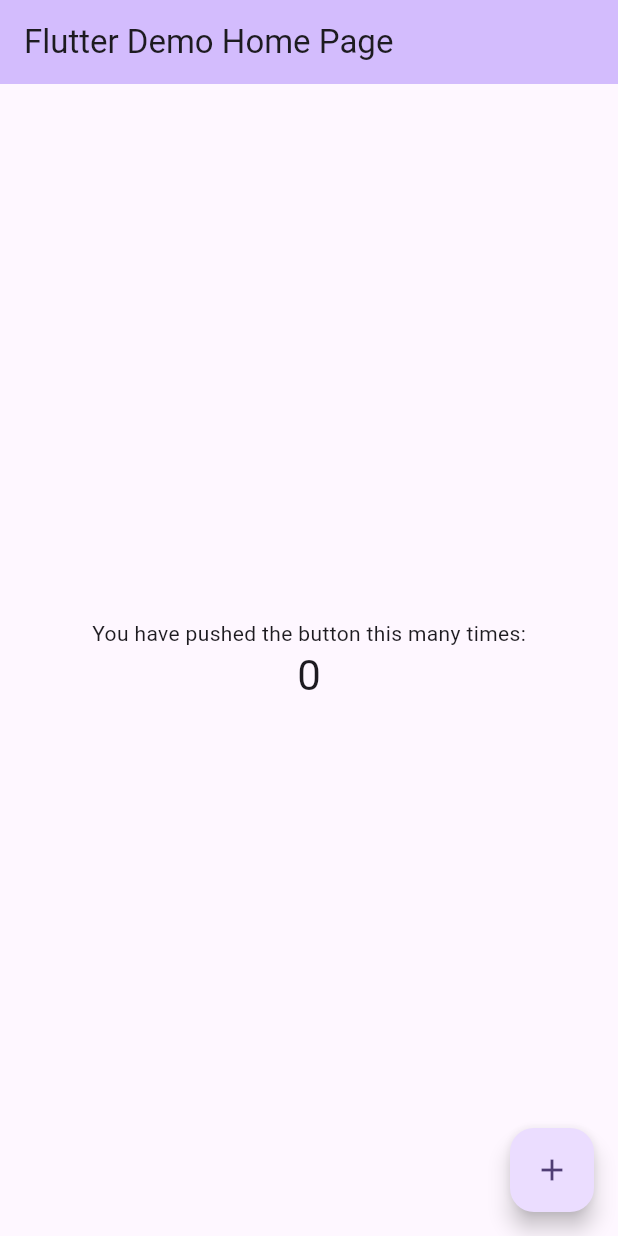
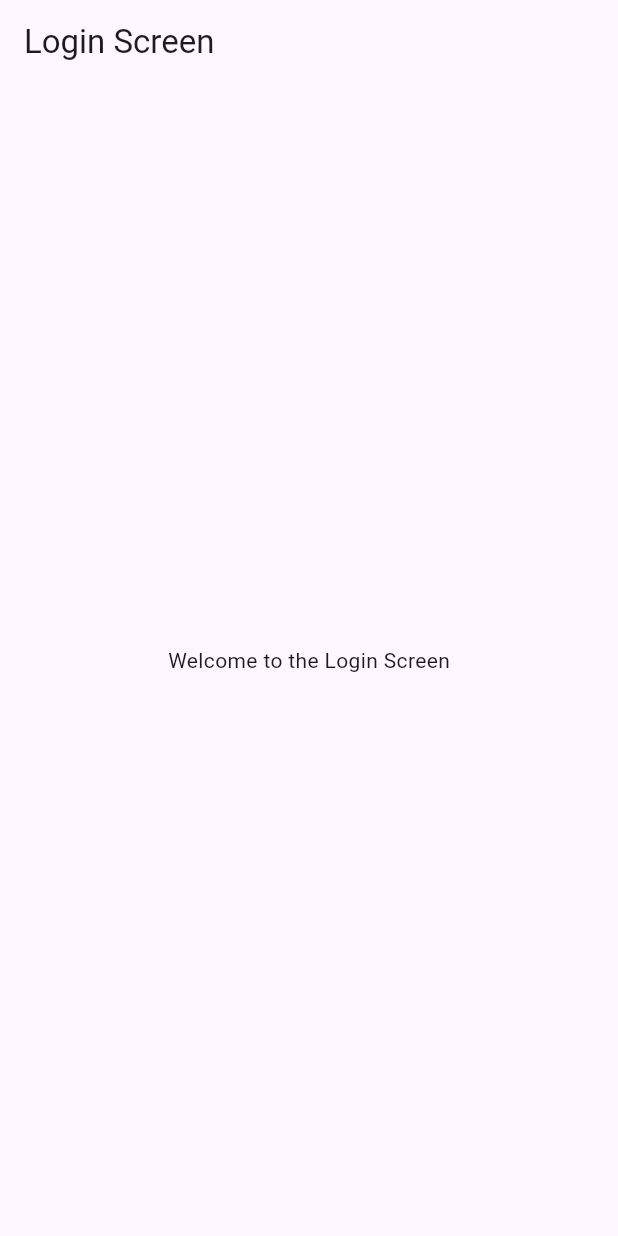
Before and after one commit to MohammedRostom/newApp, a Flutter app: the screen it shows after launch, on a phone screen of 412 x 824 dp. Run offline on Flutter 3.47's test engine with Material 3 defaults, Android fonts, the phone set to English and light mode, and no system bars; our stand-ins replace bloc, dartz, firebase_auth, firebase_core, get_it; accounts and stored records are empty.

Commit message:
Implement authentication feature with Firebase integration and create login screen

```diff
--- /dev/null
+++ b/lib/features/auth_feature/pressentation/view/loginscreen.dart
@@ -0,0 +1,13 @@
+import 'package:flutter/material.dart';
+
+class LoginView extends StatelessWidget {
+  const LoginView({super.key});
+
+  @override
+  Widget build(BuildContext context) {
+    return Scaffold(
+      appBar: AppBar(title: const Text('Login Screen')),
+      body: const Center(child: Text('Welcome to the Login Screen')),
+    );
+  }
+}
--- a/lib/main.dart
+++ b/lib/main.dart
@@ -1,6 +1,13 @@
+import 'package:auth_feature_1_0/core/locator/locatorApp.dart';
+import 'package:auth_feature_1_0/features/auth_feature/pressentation/view/loginscreen.dart';
+import 'package:auth_feature_1_0/firebase_options.dart';
+import 'package:firebase_core/firebase_core.dart';
 import 'package:flutter/material.dart';
 
-void main() {
+void main() async {
+  WidgetsFlutterBinding.ensureInitialized(); // لازم قبل أي async
+  await Firebase.initializeApp(options: DefaultFirebaseOptions.currentPlatform);
+  await LocatorApp.AuthInitcalling();
   runApp(const MyApp());
 }
 
@@ -10,113 +17,6 @@ class MyApp extends StatelessWidget {
   // This widget is the root of your application.
   @override
   Widget build(BuildContext context) {
-    return MaterialApp(
-      title: 'Flutter Demo',
-      theme: ThemeData(
-        // This is the theme of your application.
-        //
-        // TRY THIS: Try running your application with "flutter run". You'll see
-        // the application has a purple toolbar. Then, without quitting the app,
-        // try changing the seedColor in the colorScheme below to Colors.green
-        // and then invoke "hot reload" (save your changes or press the "hot
-        // reload" button in a Flutter-supported IDE, or press "r" if you used
-        // the command line to start the app).
-        //
-        // Notice that the counter didn't reset back to zero; the application
-        // state is not lost during the reload. To reset the state, use hot
-        // restart instead.
-        //
-        // This works for code too, not just values: Most code changes can be
-        // tested with just a hot reload.
-        colorScheme: ColorScheme.fromSeed(seedColor: Colors.deepPurple),
-      ),
-      home: const MyHomePage(title: 'Flutter Demo Home Page'),
-    );
+    return MaterialApp(home: LoginView());
   }
 }
-
-class MyHomePage extends StatefulWidget {
-  const MyHomePage({super.key, required this.title});
-
-  // This widget is the home page of your application. It is stateful, meaning
-  // that it has a State object (defined below) that contains fields that affect
-  // how it looks.
-
-  // This class is the configuration for the state. It holds the values (in this
-  // case the title) provided by the parent (in this case the App widget) and
-  // used by the build method of the State. Fields in a Widget subclass are
-  // always marked "final".
-
-  final String title;
-
-  @override
-  State<MyHomePage> createState() => _MyHomePageState();
-}
-
-class _MyHomePageState extends State<MyHomePage> {
-  int _counter = 0;
-
-  void _incrementCounter() {
-    setState(() {
-      // This call to setState tells the Flutter framework that something has
-      // changed in this State, which causes it to rerun the build method below
-      // so that the display can reflect the updated values. If we changed
-      // _counter without calling setState(), then the build method would not be
-      // called again, and so nothing would appear to happen.
-      _counter++;
-    });
-  }
-
-  @override
-  Widget build(BuildContext context) {
-    // This method is rerun every time setState is called, for instance as done
-    // by the _incrementCounter method above.
-    //
-    // The Flutter framework has been optimized to make rerunning build methods
-    // fast, so that you can just rebuild anything that needs updating rather
-    // than having to individually change instances of widgets.
-    return Scaffold(
-      appBar: AppBar(
-        // TRY THIS: Try changing the color here to a specific color (to
-        // Colors.amber, perhaps?) and trigger a hot reload to see the AppBar
-        // change color while the other colors stay the same.
-        backgroundColor: Theme.of(context).colorScheme.inversePrimary,
-        // Here we take the value from the MyHomePage object that was created by
-        // the App.build method, and use it to set our appbar title.
-        title: Text(widget.title),
-      ),
-      body: Center(
-        // Center is a layout widget. It takes a single child and positions it
-        // in the middle of the parent.
-        child: Column(
-          // Column is also a layout widget. It takes a list of children and
-          // arranges them vertically. By default, it sizes itself to fit its
-          // children horizontally, and tries to be as tall as its parent.
-          //
-          // Column has various properties to control how it sizes itself and
-          // how it positions its children. Here we use mainAxisAlignment to
-          // center the children vertically; the main axis here is the vertical
-          // axis because Columns are vertical (the cross axis would be
-          // horizontal).
-          //
-          // TRY THIS: Invoke "debug painting" (choose the "Toggle Debug Paint"
-          // action in the IDE, or press "p" in the console), to see the
-          // wireframe for each widget.
-          mainAxisAlignment: MainAxisAlignment.center,
-          children: <Widget>[
-            const Text('You have pushed the button this many times:'),
-            Text(
-              '$_counter',
-              style: Theme.of(context).textTheme.headlineMedium,
-            ),
-          ],
-        ),
-      ),
-      floatingActionButton: FloatingActionButton(
-        onPressed: _incrementCounter,
-        tooltip: 'Increment',
-        child: const Icon(Icons.add),
-      ), // This trailing comma makes auto-formatting nicer for build methods.
-    );
-  }
-}
```
Also changed, not shown: lib/core/locator/locatorApp.dart (added, +22 -0 lines), lib/core/services/firebase_services/firebase_auth_service_abst.dart (added, +19 -0 lines), lib/core/services/firebase_services/firebase_auth_service_impl.dart (added, +62 -0 lines), lib/core/locator/locator.dart (deleted).
